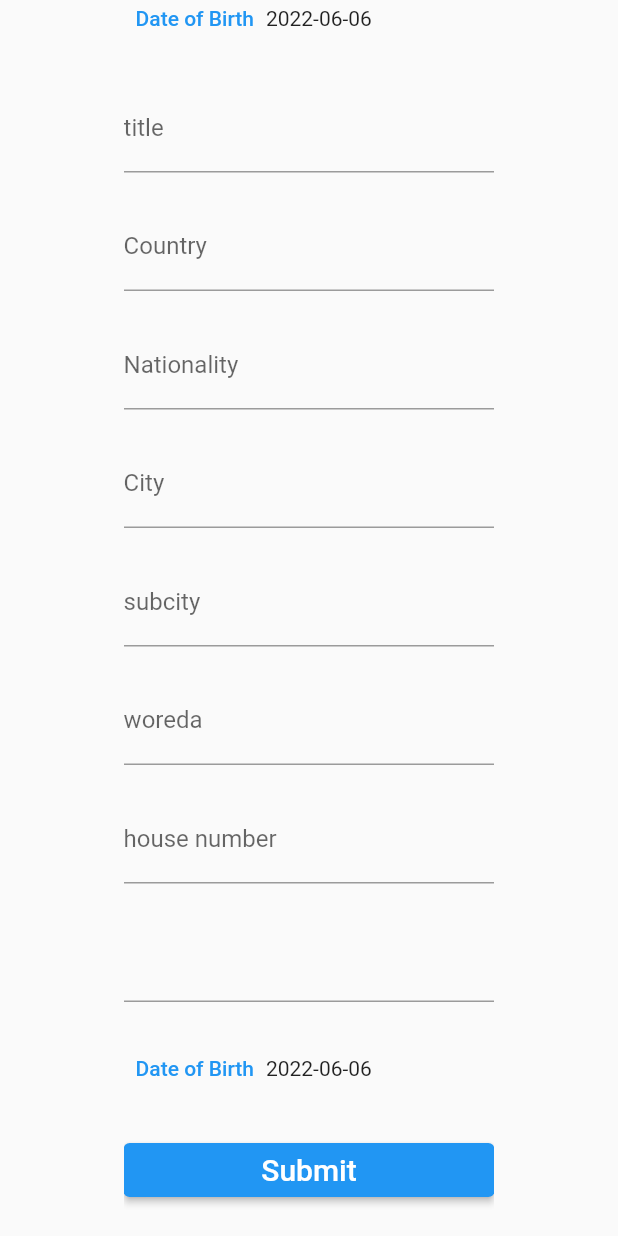
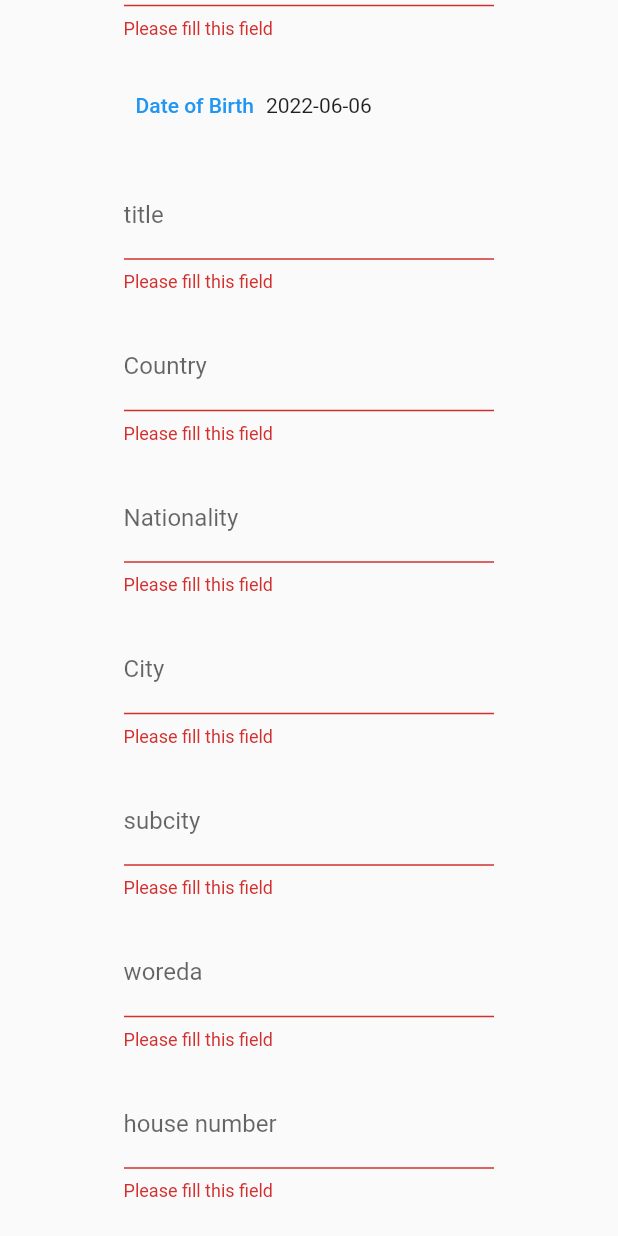
Before and after one commit to Aklile-Yilma/Wesagn-kunet-app, a Flutter app: the DeathForm screen opened directly, scrolled down 497 dp, after a tap on "Submit", on a phone screen of 412 x 824 dp. Run offline on Flutter 3.47's test engine with Material 2 defaults, Android fonts, the phone set to English and light mode, and no system bars; our stand-ins replace bloc, equatable, flutter_bloc, go_router, shared_preferences, sqflite; missing offline and left inert: shared_preferences_web; accounts and stored records are empty.

Commit message:
implemented bloc for death and birth registration forms

```diff
--- /dev/null
+++ b/Client/wesagnkunet/lib/application/core/birth_form/bloc/birth_certificate_form_event.dart
@@ -0,0 +1,32 @@
+part of 'birth_certificate_form_bloc.dart';
+
+abstract class BirthCertificateFormEvent extends Equatable {
+  const BirthCertificateFormEvent();
+}
+
+class SubmiteBirthCertificateFormEvent extends BirthCertificateFormEvent {
+  String childFirstName,
+      childMiddleName,
+      childLastName,
+      fatherFirstName,
+      fatherMiddleName,
+      fatherLastName,
+      motherFirstName,
+      motherMiddleName,
+      motherLastName;
+  DateTime dateOfBirth;
+
+  SubmiteBirthCertificateFormEvent(
+      this.childFirstName,
+      this.childMiddleName,
+      this.childLastName,
+      this.fatherFirstName,
+      this.fatherMiddleName,
+      this.fatherLastName,
+      this.motherFirstName,
+      this.motherMiddleName,
+      this.motherLastName,
+      this.dateOfBirth);
+  @override
+  List<Object?> get props => [];
+}
--- /dev/null
+++ b/Client/wesagnkunet/lib/application/core/death_form/bloc/death_certificate_form_event.dart
@@ -0,0 +1,36 @@
+part of 'death_certificate_form_bloc.dart';
+
+abstract class DeathCertificateFormEvent extends Equatable {
+  const DeathCertificateFormEvent();
+}
+
+class SubmitDeathCertificateFormEvent extends DeathCertificateFormEvent {
+  String deceasedFirstName,
+      deceasedMiddleName,
+      deceasedLastName,
+      nationality,
+      country,
+      city,
+      subcity,
+      title,
+      woreda,
+      housenumber;
+
+  DateTime dateOfBirth, dateOfDeath;
+
+  SubmitDeathCertificateFormEvent(
+      this.deceasedFirstName,
+      this.deceasedMiddleName,
+      this.deceasedLastName,
+      this.title,
+      this.dateOfBirth,
+      this.dateOfDeath,
+      this.country,
+      this.nationality,
+      this.city,
+      this.subcity,
+      this.woreda,
+      this.housenumber);
+  @override
+  List<Object?> get props => [];
+}
--- /dev/null
+++ b/Client/wesagnkunet/lib/application/core/death_form/bloc/death_certificate_form_state.dart
@@ -0,0 +1,27 @@
+part of 'death_certificate_form_bloc.dart';
+
+abstract class DeathCertificateFormState extends Equatable {
+  const DeathCertificateFormState();
+}
+
+class DeathCertificateFormInitial extends DeathCertificateFormState {
+  @override
+  List<Object?> get props => [];
+}
+
+class SubmittingDeathCerificateFormState extends DeathCertificateFormState {
+  @override
+  List<Object?> get props => [];
+}
+
+class SubmittedDeathCertificateFormState extends DeathCertificateFormState {
+  @override
+  List<Object?> get props => [];
+}
+
+class FailedSubmittingFormState extends DeathCertificateFormState {
+  FailedSubmittingFormState(this.error);
+  Error error;
+  @override
+  List<Object?> get props => [error];
+}
--- a/Client/wesagnkunet/lib/presentation/Forms/DeathForm.dart
+++ b/Client/wesagnkunet/lib/presentation/Forms/DeathForm.dart
@@ -1,4 +1,6 @@
 import 'package:flutter/material.dart';
+import 'package:flutter_bloc/flutter_bloc.dart';
+import 'package:wesagnkunet/application/core/death_form/bloc/death_certificate_form_bloc.dart';
 import 'package:wesagnkunet/presentation/lib/widgets/DatePickerButton.dart';
 
 class DeathForm extends StatelessWidget {
@@ -18,12 +20,23 @@ class DeathForm extends StatelessWidget {
     double _deviceHeight = MediaQuery.of(context).size.height;
 
     return Scaffold(
-      body: Form(
+      body: BlocProvider(
+        create: (context) => DeathCertificateFormBloc(),
+        child: Form(
           key: _formkey,
           child: Center(
               child: SizedBox(
             width: _deviceWidth * 0.6,
-          child: ListView(
+            child: BlocBuilder<DeathCertificateFormBloc,
+                DeathCertificateFormState>(
+              builder: (context, state) {
+                if (state is FailedSubmittingFormState) {
+                  return Center(
+                    child: Text(
+                        "Your form seems to contain errors. Please review it."),
+                  );
+                }
+                return ListView(
                   children: [
                     Text(
                       "Death Certificate Form",
@@ -64,15 +77,56 @@ class DeathForm extends StatelessWidget {
                         child: Text("Date of Birth")),
                     _padding(),
                     ElevatedButton(
-                  onPressed: () {},
+                        onPressed: () {
+                          if (state is SubmittingDeathCerificateFormState) {
+                            return;
+                          }
+                          if (_formkey.currentState!.validate()) {
+                            context.read<DeathCertificateFormBloc>().add(
+                                SubmitDeathCertificateFormEvent(
+                                    _controllers[0].text,
+                                    _controllers[1].text,
+                                    _controllers[2].text,
+                                    _controllers[3].text,
+                                    _datePickerController.date,
+                                    _datePickerController.date,
+                                    _controllers[4].text,
+                                    _controllers[5].text,
+                                    _controllers[6].text,
+                                    _controllers[7].text,
+                                    _controllers[8].text,
+                                    _controllers[9].text));
+                          }
+
+                          if (state is SubmittingDeathCerificateFormState) {
+                            CircularProgressIndicator.adaptive();
+                          }
+                          if (state is SubmittedDeathCertificateFormState) {
+                            Center(
+                              child: Text(
+                                  "Your form has been submitted successfully.Waiting for verification"),
+                            );
+                          }
+                          if (state is FailedSubmittingFormState) {
+                            Center(
+                              child: Text(
+                                "Your form seems to contain errors. Please review it.",
+                                style: TextStyle(color: Colors.red),
+                              ),
+                            );
+                          }
+                        },
                         child: Text(
                           "Submit",
                           style: TextStyle(fontSize: 20),
                         )),
                     _padding(),
                   ],
+                );
+              },
             ),
           )),
+        ),
       ),
     );
   }
```
Also changed, not shown: Client/wesagnkunet/lib/application/core/birth_form/bloc/birth_certificate_form_bloc.dart (added, +44 -0 lines), Client/wesagnkunet/lib/application/core/birth_form/bloc/birth_certificate_form_state.dart (added, +27 -0 lines), Client/wesagnkunet/lib/application/core/death_form/bloc/death_certificate_form_bloc.dart (added, +50 -0 lines), Client/wesagnkunet/lib/presentation/Forms/BirthForm.dart (+51 -3 lines), 1 other file. Lines whose indentation alone changed are shown as unchanged.
